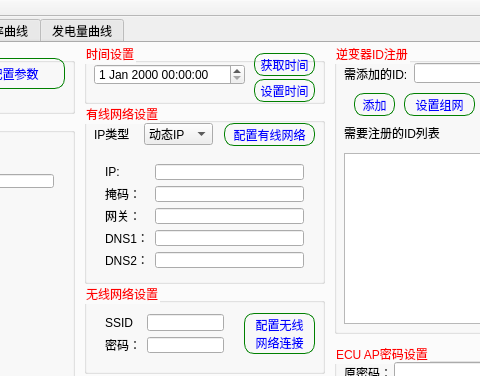
The window that mainwindow.ui (crawler-john/ECU-R-PC) describes before a commit, drawn with Qt 5; both pictures show x 188 to 668 and y 0 to 376 of the 781 by 471 pixel window.
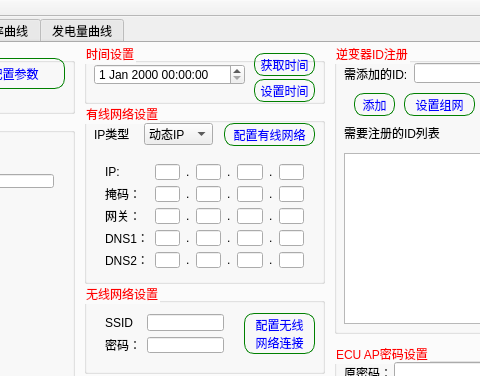
The same window after the commit. Icons and pictures are not drawn.

Diff of the .ui file:
```diff
--- a/mainwindow.ui
+++ b/mainwindow.ui
@@ -543,18 +543,168 @@
           </property>
          </widget>
         </item>
+        <item row="0" column="2">
+         <widget class="QLabel" name="label_22">
+          <property name="text">
+           <string>.</string>
+          </property>
+         </widget>
+        </item>
+        <item row="0" column="4">
+         <widget class="QLabel" name="label_24">
+          <property name="text">
+           <string>.</string>
+          </property>
+         </widget>
+        </item>
+        <item row="1" column="2">
+         <widget class="QLabel" name="label_28">
+          <property name="text">
+           <string>.</string>
+          </property>
+         </widget>
+        </item>
+        <item row="2" column="2">
+         <widget class="QLabel" name="label_31">
+          <property name="text">
+           <string>.</string>
+          </property>
+         </widget>
+        </item>
+        <item row="3" column="2">
+         <widget class="QLabel" name="label_32">
+          <property name="text">
+           <string>.</string>
+          </property>
+         </widget>
+        </item>
+        <item row="4" column="2">
+         <widget class="QLabel" name="label_33">
+          <property name="text">
+           <string>.</string>
+          </property>
+         </widget>
+        </item>
+        <item row="1" column="4">
+         <widget class="QLabel" name="label_34">
+          <property name="text">
+           <string>.</string>
+          </property>
+         </widget>
+        </item>
+        <item row="2" column="4">
+         <widget class="QLabel" name="label_35">
+          <property name="text">
+           <string>.</string>
+          </property>
+         </widget>
+        </item>
+        <item row="3" column="4">
+         <widget class="QLabel" name="label_36">
+          <property name="text">
+           <string>.</string>
+          </property>
+         </widget>
+        </item>
+        <item row="4" column="4">
+         <widget class="QLabel" name="label_37">
+          <property name="text">
+           <string>.</string>
+          </property>
+         </widget>
+        </item>
+        <item row="1" column="6">
+         <widget class="QLabel" name="label_38">
+          <property name="text">
+           <string>.</string>
+          </property>
+         </widget>
+        </item>
+        <item row="0" column="6">
+         <widget class="QLabel" name="label_26">
+          <property name="text">
+           <string>.</string>
+          </property>
+         </widget>
+        </item>
+        <item row="2" column="6">
+         <widget class="QLabel" name="label_39">
+          <property name="text">
+           <string>.</string>
+          </property>
+         </widget>
+        </item>
+        <item row="3" column="6">
+         <widget class="QLabel" name="label_40">
+          <property name="text">
+           <string>.</string>
+          </property>
+         </widget>
+        </item>
+        <item row="4" column="6">
+         <widget class="QLabel" name="label_41">
+          <property name="text">
+           <string>.</string>
+          </property>
+         </widget>
+        </item>
+        <item row="0" column="3">
+         <widget class="QLineEdit" name="lineEdit_IPAddress2"/>
+        </item>
+        <item row="0" column="5">
+         <widget class="QLineEdit" name="lineEdit_IPAddress3"/>
+        </item>
+        <item row="0" column="7">
+         <widget class="QLineEdit" name="lineEdit_IPAddress4"/>
+        </item>
         <item row="1" column="1">
          <widget class="QLineEdit" name="lineEdit_Mask"/>
         </item>
+        <item row="1" column="3">
+         <widget class="QLineEdit" name="lineEdit_Mask2"/>
+        </item>
+        <item row="1" column="5">
+         <widget class="QLineEdit" name="lineEdit_Mask3"/>
+        </item>
+        <item row="1" column="7">
+         <widget class="QLineEdit" name="lineEdit_Mask4"/>
+        </item>
         <item row="2" column="1">
          <widget class="QLineEdit" name="lineEdit_gate"/>
         </item>
+        <item row="2" column="3">
+         <widget class="QLineEdit" name="lineEdit_gate2"/>
+        </item>
+        <item row="2" column="5">
+         <widget class="QLineEdit" name="lineEdit_gate3"/>
+        </item>
+        <item row="2" column="7">
+         <widget class="QLineEdit" name="lineEdit_gate4"/>
+        </item>
         <item row="3" column="1">
          <widget class="QLineEdit" name="lineEdit_DNS1"/>
         </item>
+        <item row="3" column="3">
+         <widget class="QLineEdit" name="lineEdit_DNS12"/>
+        </item>
+        <item row="3" column="5">
+         <widget class="QLineEdit" name="lineEdit_DNS13"/>
+        </item>
+        <item row="3" column="7">
+         <widget class="QLineEdit" name="lineEdit_DNS14"/>
+        </item>
         <item row="4" column="1">
          <widget class="QLineEdit" name="lineEdit_DNS2"/>
         </item>
+        <item row="4" column="3">
+         <widget class="QLineEdit" name="lineEdit_DNS22"/>
+        </item>
+        <item row="4" column="5">
+         <widget class="QLineEdit" name="lineEdit_DNS23"/>
+        </item>
+        <item row="4" column="7">
+         <widget class="QLineEdit" name="lineEdit_DNS24"/>
+        </item>
        </layout>
       </widget>
      </widget>
```
